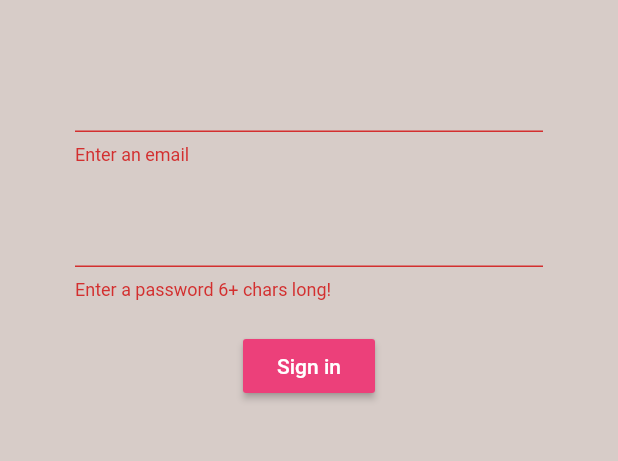
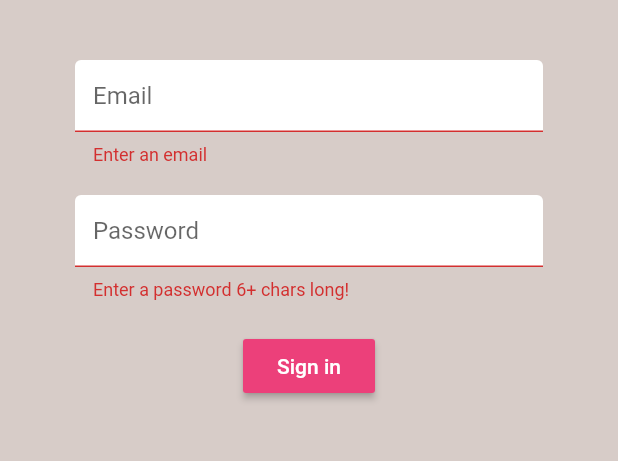
Before and after one commit to CDinuwan/Brew_crew, a Flutter app: the screen it shows after launch, after a tap on "Sign in", on a phone screen of 412 x 824 dp, the part 84-545 px from its top. Run offline on Flutter 3.47's test engine with Material 2 defaults, Android fonts, the phone set to English and light mode, and no system bars; our stand-ins replace firebase_auth; accounts and stored records are empty.

Commit message:
Decoration text field

```diff
--- a/lib/screens/authenticate/register.dart
+++ b/lib/screens/authenticate/register.dart
@@ -1,5 +1,6 @@
 import 'package:flutter/material.dart';
 import 'package:brew_crew/services/auth.dart';
+import 'package:brew_crew/shared/constant.dart';
 
 class Register extends StatefulWidget {
   final Function toggleView;
@@ -45,6 +46,7 @@ class __RegisterState extends State<Register> {
                   height: 20.0,
                 ),
                 TextFormField(
+                  decoration: textInputDecoration.copyWith(hintText: 'Email'),
                   validator: (val) => val.isEmpty ? 'Enter an email' : null,
                   onChanged: (val) {
                     setState(() => email = val);
@@ -52,6 +54,8 @@ class __RegisterState extends State<Register> {
                 ),
                 SizedBox(height: 20.0),
                 TextFormField(
+                  decoration:
+                      textInputDecoration.copyWith(hintText: 'Password'),
                   obscureText: true,
                   validator: (val) =>
                       val.length < 6 ? 'Enter a password 6+ chars long!' : null,
--- a/lib/screens/authenticate/sign_in.dart
+++ b/lib/screens/authenticate/sign_in.dart
@@ -1,5 +1,6 @@
 import 'package:brew_crew/services/auth.dart';
 import 'package:flutter/material.dart';
+import 'package:brew_crew/shared/constant.dart';
 
 class SignIn extends StatefulWidget {
   final Function toggleView;
@@ -45,6 +46,7 @@ class _SignInState extends State<SignIn> {
                   height: 20.0,
                 ),
                 TextFormField(
+                  decoration: textInputDecoration.copyWith(hintText: 'Email'),
                   validator: (val) => val.isEmpty ? 'Enter an email' : null,
                   onChanged: (val) {
                     setState(() => email = val);
@@ -54,6 +56,8 @@ class _SignInState extends State<SignIn> {
                   height: 20.0,
                 ),
                 TextFormField(
+                  decoration:
+                      textInputDecoration.copyWith(hintText: 'Password'),
                   obscureText: true,
                   validator: (val) =>
                       val.length < 6 ? 'Enter a password 6+ chars long!' : null,
--- /dev/null
+++ b/lib/shared/constant.dart
@@ -0,0 +1,10 @@
+import 'package:flutter/material.dart';
+
+const textInputDecoration = InputDecoration(
+  fillColor: Colors.white,
+  filled: true,
+  enabledBorder: OutlineInputBorder(
+      borderSide: BorderSide(color: Colors.white, width: 2.0)),
+  focusedBorder: OutlineInputBorder(
+      borderSide: BorderSide(color: Colors.white, width: 2.0)),
+);
```
